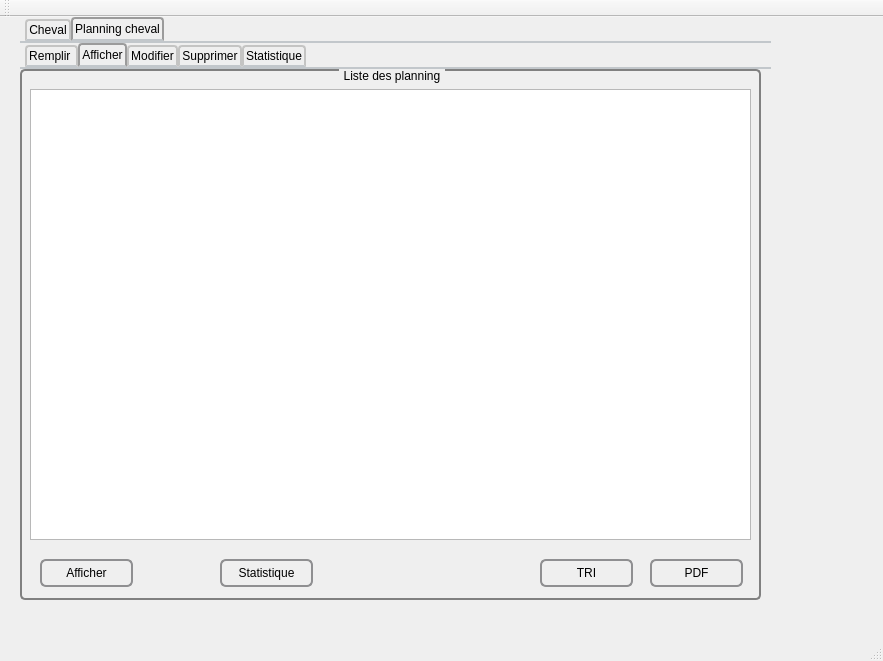
This is mainwindow.ui in soumaya-nheri/Smart-Club-2A26 as Qt 5 draws it before an edit. The edited form follows.
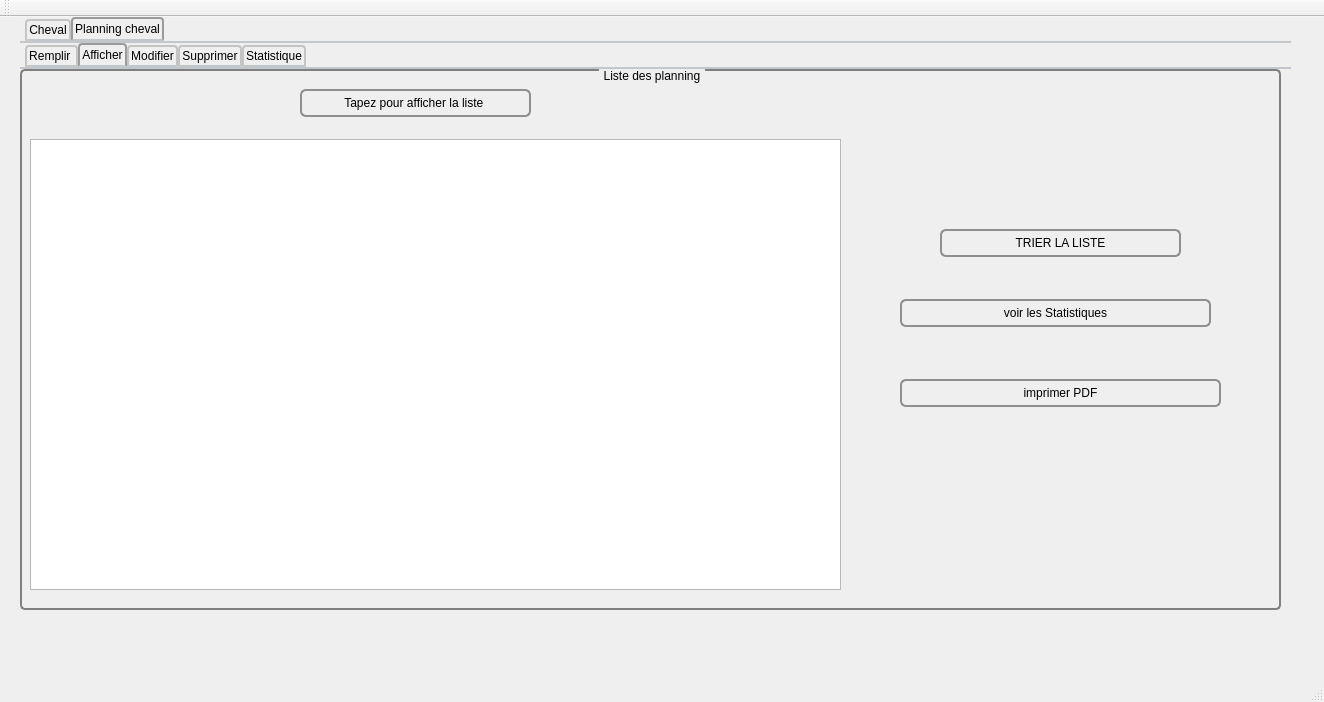
This is the edited form. The open tabs and pages were chosen to show the change. Custom widgets are drawn as their Qt base class.

```diff
--- a/mainwindow.ui
+++ b/mainwindow.ui
@@ -6,8 +6,8 @@
    <rect>
     <x>0</x>
     <y>0</y>
-    <width>883</width>
-    <height>661</height>
+    <width>1324</width>
+    <height>702</height>
    </rect>
   </property>
   <property name="windowTitle">
@@ -22,7 +22,7 @@
      <rect>
       <x>20</x>
       <y>0</y>
-      <width>751</width>
+      <width>1271</width>
       <height>631</height>
      </rect>
     </property>
@@ -1248,7 +1248,7 @@
        <rect>
         <x>0</x>
         <y>0</y>
-        <width>761</width>
+        <width>1271</width>
         <height>571</height>
        </rect>
       </property>
@@ -1575,100 +1575,13 @@
        <attribute name="title">
         <string>Afficher</string>
        </attribute>
-       <widget class="QPushButton" name="statistique">
-        <property name="geometry">
-         <rect>
-          <x>200</x>
-          <y>490</y>
-          <width>93</width>
-          <height>28</height>
-         </rect>
-        </property>
-        <property name="styleSheet">
-         <string notr="true">QPushButton {
-    border: 2px solid #8f8f91;
-    border-radius: 6px;
-    background-color: qlineargradient(x1: 0, y1: 0, x2: 0, y2: 1,
-                                      stop: 0 #f6f7fa, stop: 1 #dadbde);
-    min-width: 80px;
-}
-
-QPushButton:pressed {
-    background-color: qlineargradient(x1: 0, y1: 0, x2: 0, y2: 1,
-                                      stop: 0 #dadbde, stop: 1 #f6f7fa);
-}
-
-QPushButton:flat {
-    border: none; /* no border for a flat push button */
-}
-
-QPushButton:default {
-    border-color: navy; /* make the default button prominent */
-}</string>
-        </property>
-        <property name="text">
-         <string>Statistique</string>
-        </property>
-       </widget>
-       <widget class="QTableView" name="tab_planning">
-        <property name="geometry">
-         <rect>
-          <x>10</x>
-          <y>20</y>
-          <width>721</width>
-          <height>451</height>
-         </rect>
-        </property>
-        <property name="styleSheet">
-         <string notr="true">QTableView {
-    selection-background-color: qlineargradient(x1: 0, y1: 0, x2: 0.5, y2: 0.5,
-                                stop: 0 #FF92BB, stop: 1 white);
-}
-</string>
-        </property>
-       </widget>
-       <widget class="QPushButton" name="afficher_plann">
-        <property name="geometry">
-         <rect>
-          <x>20</x>
-          <y>490</y>
-          <width>93</width>
-          <height>28</height>
-         </rect>
-        </property>
-        <property name="styleSheet">
-         <string notr="true">QPushButton {
-    border: 2px solid #8f8f91;
-    border-radius: 6px;
-    background-color: qlineargradient(x1: 0, y1: 0, x2: 0, y2: 1,
-                                      stop: 0 #f6f7fa, stop: 1 #dadbde);
-    min-width: 80px;
-}
-
-QPushButton:pressed {
-    background-color: qlineargradient(x1: 0, y1: 0, x2: 0, y2: 1,
-                                      stop: 0 #dadbde, stop: 1 #f6f7fa);
-}
-
-QPushButton:flat {
-    border: none; /* no border for a flat push button */
-}
-
-QPushButton:default {
-    border-color: navy; /* make the default button prominent */
-}</string>
-        </property>
-        <property name="text">
-         <string>Afficher</string>
-        </property>
-       </widget>
        <widget class="QGroupBox" name="groupBox_11">
         <property name="geometry">
          <rect>
           <x>0</x>
           <y>0</y>
-          <width>741</width>
-          <height>531</height>
+          <width>1261</width>
+          <height>541</height>
          </rect>
         </property>
         <property name="title">
@@ -1677,9 +1590,9 @@
         <widget class="QPushButton" name="imprimer_planning">
          <property name="geometry">
           <rect>
-           <x>630</x>
-           <y>490</y>
-           <width>93</width>
+           <x>880</x>
+           <y>310</y>
+           <width>321</width>
            <height>28</height>
           </rect>
          </property>
@@ -1706,15 +1619,15 @@
 }</string>
          </property>
          <property name="text">
-          <string>PDF</string>
+          <string>imprimer PDF</string>
          </property>
         </widget>
         <widget class="QPushButton" name="pushButton_2">
          <property name="geometry">
           <rect>
-           <x>520</x>
-           <y>490</y>
-           <width>93</width>
+           <x>920</x>
+           <y>160</y>
+           <width>241</width>
            <height>28</height>
           </rect>
          </property>
@@ -1741,7 +1654,94 @@
 }</string>
          </property>
          <property name="text">
-          <string>TRI</string>
+          <string>TRIER LA LISTE</string>
+         </property>
+        </widget>
+        <widget class="QPushButton" name="statistique">
+         <property name="geometry">
+          <rect>
+           <x>880</x>
+           <y>230</y>
+           <width>311</width>
+           <height>28</height>
+          </rect>
+         </property>
+         <property name="styleSheet">
+          <string notr="true">QPushButton {
+    border: 2px solid #8f8f91;
+    border-radius: 6px;
+    background-color: qlineargradient(x1: 0, y1: 0, x2: 0, y2: 1,
+                                      stop: 0 #f6f7fa, stop: 1 #dadbde);
+    min-width: 80px;
+}
+
+QPushButton:pressed {
+    background-color: qlineargradient(x1: 0, y1: 0, x2: 0, y2: 1,
+                                      stop: 0 #dadbde, stop: 1 #f6f7fa);
+}
+
+QPushButton:flat {
+    border: none; /* no border for a flat push button */
+}
+
+QPushButton:default {
+    border-color: navy; /* make the default button prominent */
+}</string>
+         </property>
+         <property name="text">
+          <string>voir les Statistiques</string>
+         </property>
+        </widget>
+        <widget class="QPushButton" name="afficher_plann">
+         <property name="geometry">
+          <rect>
+           <x>280</x>
+           <y>20</y>
+           <width>231</width>
+           <height>28</height>
+          </rect>
+         </property>
+         <property name="styleSheet">
+          <string notr="true">QPushButton {
+    border: 2px solid #8f8f91;
+    border-radius: 6px;
+    background-color: qlineargradient(x1: 0, y1: 0, x2: 0, y2: 1,
+                                      stop: 0 #f6f7fa, stop: 1 #dadbde);
+    min-width: 80px;
+}
+
+QPushButton:pressed {
+    background-color: qlineargradient(x1: 0, y1: 0, x2: 0, y2: 1,
+                                      stop: 0 #dadbde, stop: 1 #f6f7fa);
+}
+
+QPushButton:flat {
+    border: none; /* no border for a flat push button */
+}
+
+QPushButton:default {
+    border-color: navy; /* make the default button prominent */
+}</string>
+         </property>
+         <property name="text">
+          <string>Tapez pour afficher la liste </string>
+         </property>
+        </widget>
+        <widget class="QTableView" name="tab_planning">
+         <property name="geometry">
+          <rect>
+           <x>10</x>
+           <y>70</y>
+           <width>811</width>
+           <height>451</height>
+          </rect>
+         </property>
+         <property name="styleSheet">
+          <string notr="true">QTableView {
+    selection-background-color: qlineargradient(x1: 0, y1: 0, x2: 0.5, y2: 0.5,
+                                stop: 0 #FF92BB, stop: 1 white);
+}
+</string>
          </property>
         </widget>
        </widget>
```
Left out of the diff: 580 changed lines with no effect on the pictures.
